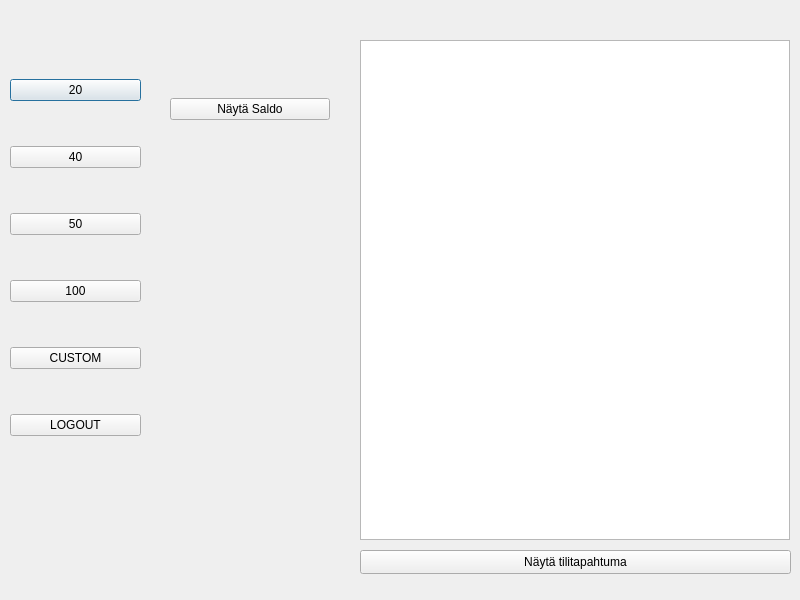
banksimul2022/group4, file bankautomat/Login kinda melkein/korttimain.ui: the form before one commit.
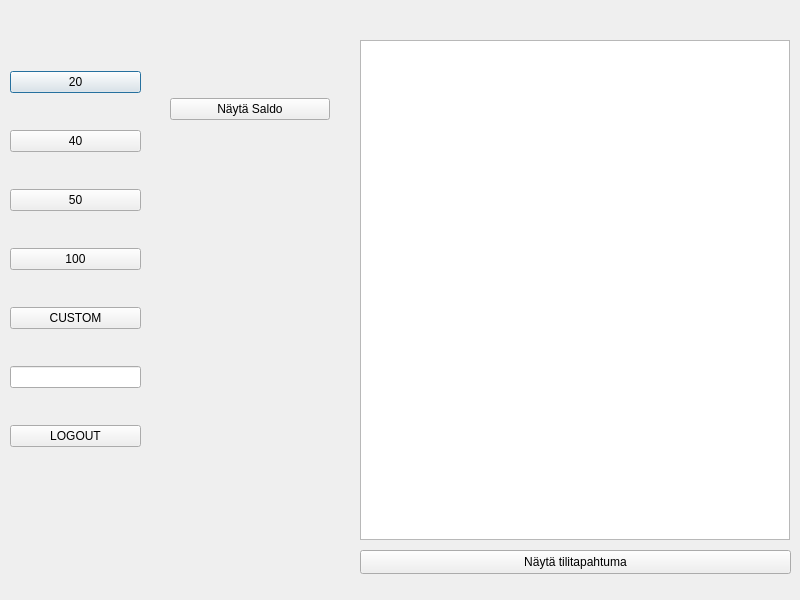
The form after the commit.

Patch:
```diff
--- a/bankautomat/Login kinda melkein/korttimain.ui
+++ b/bankautomat/Login kinda melkein/korttimain.ui
@@ -80,6 +80,9 @@
       </property>
      </widget>
     </item>
+    <item>
+     <widget class="QLineEdit" name="lineEdit_custom"/>
+    </item>
     <item>
      <widget class="QPushButton" name="btn_logout">
       <property name="text">
```
